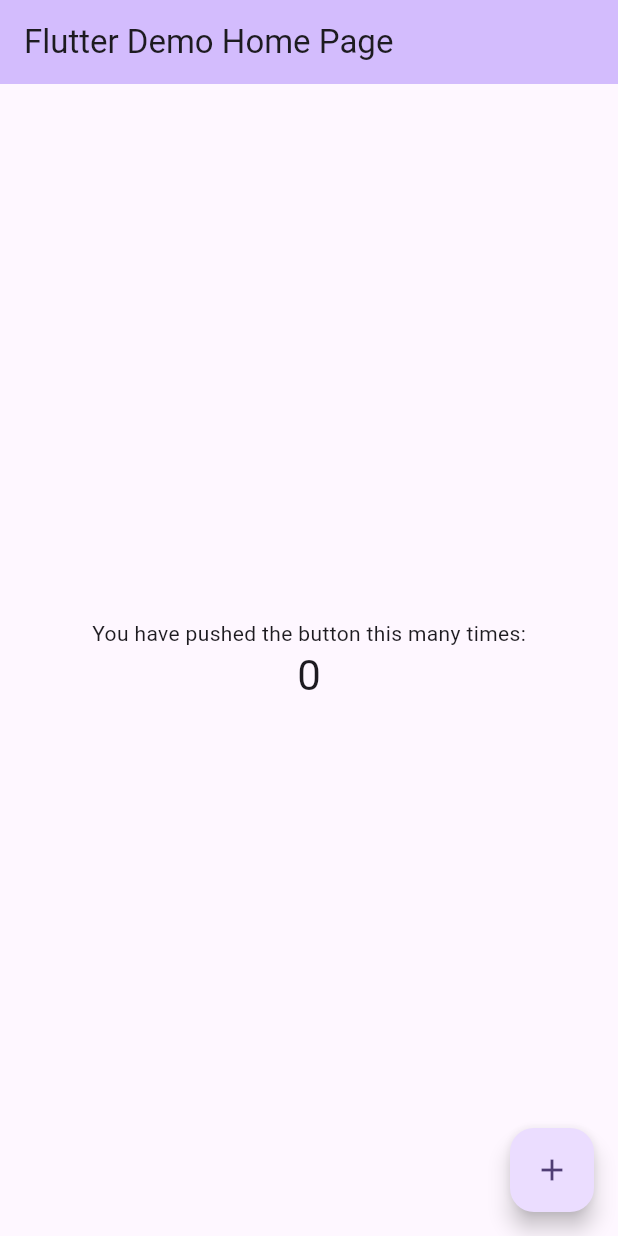
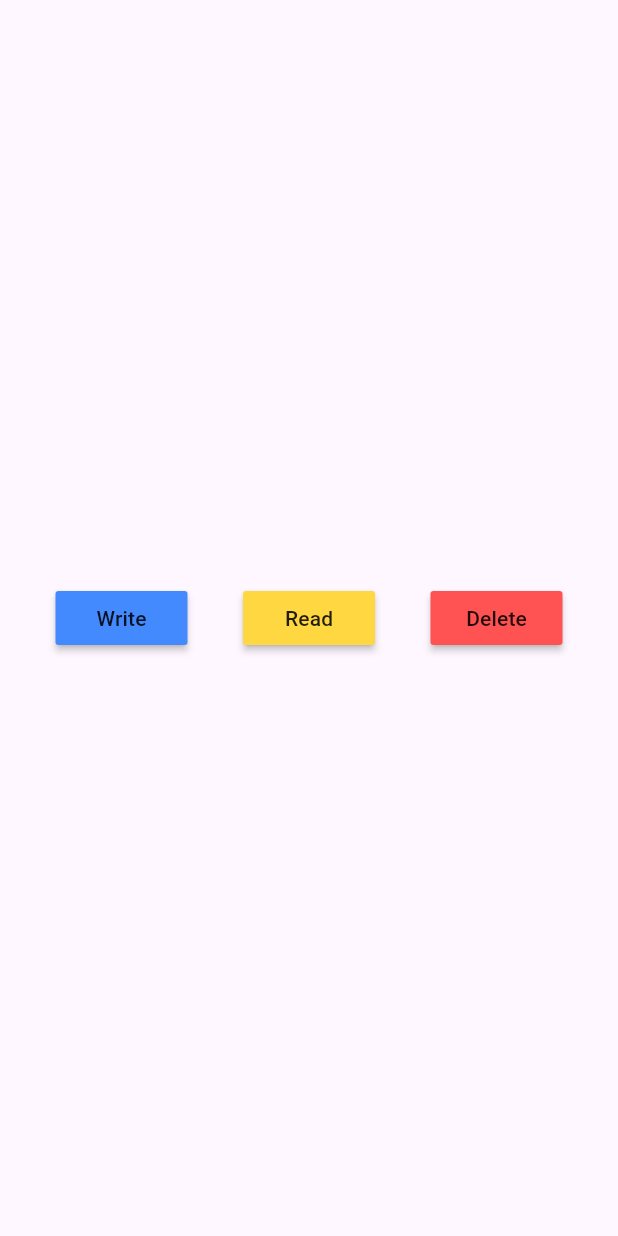
Before and after one commit to mikkeGuan/Hive_testdb, a Flutter app: the screen it shows after launch, on a phone screen of 412 x 824 dp. Run offline on Flutter 3.47's test engine with Material 3 defaults, Android fonts, the phone set to English and light mode, and no system bars; our stand-ins replace hive_flutter; accounts and stored records are empty.

Commit message:
Hive initialized and tried CRUD

```diff
--- /dev/null
+++ b/lib/home_page.dart
@@ -0,0 +1,51 @@
+import 'package:flutter/material.dart';
+import 'package:hive_flutter/hive_flutter.dart';
+
+class HomePage extends StatefulWidget {
+  const HomePage({super.key});
+
+  @override
+  State<HomePage> createState() => _HomePageState();
+}
+
+
+class _HomePageState extends State<HomePage> {
+  //reference to box
+  final _testBox = Hive.box("testbox");
+
+  //Methods
+  void writeData() {
+    _testBox.put(10, ["Ruichao", 26 , "ss"]);
+  }
+
+  void readData() {
+    print(_testBox.get(10));
+
+  }
+  void deleteData() {
+    _testBox.delete(1);
+
+  }
+  @override
+  Widget build(BuildContext context) {
+    return Scaffold(
+      body: Center(child: Row(
+        mainAxisAlignment: MainAxisAlignment.spaceEvenly,
+        children: [
+        MaterialButton(onPressed: writeData,
+        child: Text("Write"),
+          color: Colors.blueAccent,
+        ),MaterialButton(onPressed: readData,
+          child: Text("Read"),
+          color: Colors.amberAccent,
+        ),MaterialButton(onPressed: deleteData,
+          child: Text("Delete"),
+          color: Colors.redAccent,
+        ),
+
+      ],
+      ),
+      ),
+    );
+  }
+}
--- a/lib/main.dart
+++ b/lib/main.dart
@@ -1,125 +1,26 @@
 import 'package:flutter/material.dart';
+import 'package:hive_flutter/hive_flutter.dart';
+import 'home_page.dart';
 
-void main() {
+void main () async{
+
+
+  //Initializing hive db
+  await Hive.initFlutter();
+
+  //open the box
+  var box = await Hive.openBox("testbox");
   runApp(const MyApp());
 }
 
 class MyApp extends StatelessWidget {
   const MyApp({super.key});
 
-  // This widget is the root of your application.
   @override
   Widget build(BuildContext context) {
-    return MaterialApp(
-      title: 'Flutter Demo',
-      theme: ThemeData(
-        // This is the theme of your application.
-        //
-        // TRY THIS: Try running your application with "flutter run". You'll see
-        // the application has a purple toolbar. Then, without quitting the app,
-        // try changing the seedColor in the colorScheme below to Colors.green
-        // and then invoke "hot reload" (save your changes or press the "hot
-        // reload" button in a Flutter-supported IDE, or press "r" if you used
-        // the command line to start the app).
-        //
-        // Notice that the counter didn't reset back to zero; the application
-        // state is not lost during the reload. To reset the state, use hot
-        // restart instead.
-        //
-        // This works for code too, not just values: Most code changes can be
-        // tested with just a hot reload.
-        colorScheme: ColorScheme.fromSeed(seedColor: Colors.deepPurple),
-        useMaterial3: true,
-      ),
-      home: const MyHomePage(title: 'Flutter Demo Home Page'),
+    return const MaterialApp(
+      debugShowCheckedModeBanner: false,
+        home: HomePage(),
     );
   }
 }
-
-class MyHomePage extends StatefulWidget {
-  const MyHomePage({super.key, required this.title});
-
-  // This widget is the home page of your application. It is stateful, meaning
-  // that it has a State object (defined below) that contains fields that affect
-  // how it looks.
-
-  // This class is the configuration for the state. It holds the values (in this
-  // case the title) provided by the parent (in this case the App widget) and
-  // used by the build method of the State. Fields in a Widget subclass are
-  // always marked "final".
-
-  final String title;
-
-  @override
-  State<MyHomePage> createState() => _MyHomePageState();
-}
-
-class _MyHomePageState extends State<MyHomePage> {
-  int _counter = 0;
-
-  void _incrementCounter() {
-    setState(() {
-      // This call to setState tells the Flutter framework that something has
-      // changed in this State, which causes it to rerun the build method below
-      // so that the display can reflect the updated values. If we changed
-      // _counter without calling setState(), then the build method would not be
-      // called again, and so nothing would appear to happen.
-      _counter++;
-    });
-  }
-
-  @override
-  Widget build(BuildContext context) {
-    // This method is rerun every time setState is called, for instance as done
-    // by the _incrementCounter method above.
-    //
-    // The Flutter framework has been optimized to make rerunning build methods
-    // fast, so that you can just rebuild anything that needs updating rather
-    // than having to individually change instances of widgets.
-    return Scaffold(
-      appBar: AppBar(
-        // TRY THIS: Try changing the color here to a specific color (to
-        // Colors.amber, perhaps?) and trigger a hot reload to see the AppBar
-        // change color while the other colors stay the same.
-        backgroundColor: Theme.of(context).colorScheme.inversePrimary,
-        // Here we take the value from the MyHomePage object that was created by
-        // the App.build method, and use it to set our appbar title.
-        title: Text(widget.title),
-      ),
-      body: Center(
-        // Center is a layout widget. It takes a single child and positions it
-        // in the middle of the parent.
-        child: Column(
-          // Column is also a layout widget. It takes a list of children and
-          // arranges them vertically. By default, it sizes itself to fit its
-          // children horizontally, and tries to be as tall as its parent.
-          //
-          // Column has various properties to control how it sizes itself and
-          // how it positions its children. Here we use mainAxisAlignment to
-          // center the children vertically; the main axis here is the vertical
-          // axis because Columns are vertical (the cross axis would be
-          // horizontal).
-          //
-          // TRY THIS: Invoke "debug painting" (choose the "Toggle Debug Paint"
-          // action in the IDE, or press "p" in the console), to see the
-          // wireframe for each widget.
-          mainAxisAlignment: MainAxisAlignment.center,
-          children: <Widget>[
-            const Text(
-              'You have pushed the button this many times:',
-            ),
-            Text(
-              '$_counter',
-              style: Theme.of(context).textTheme.headlineMedium,
-            ),
-          ],
-        ),
-      ),
-      floatingActionButton: FloatingActionButton(
-        onPressed: _incrementCounter,
-        tooltip: 'Increment',
-        child: const Icon(Icons.add),
-      ), // This trailing comma makes auto-formatting nicer for build methods.
-    );
-  }
-}
--- a/pubspec.yaml
+++ b/pubspec.yaml
@@ -35,10 +35,14 @@ dependencies:
   # The following adds the Cupertino Icons font to your application.
   # Use with the CupertinoIcons class for iOS style icons.
   cupertino_icons: ^1.0.8
+  hive: ^2.2.3
+  hive_flutter: ^1.1.0
 
 dev_dependencies:
   flutter_test:
     sdk: flutter
+  hive_generator: ^1.1.3
+  build_runner: ^2.1.11
 
   # The "flutter_lints" package below contains a set of recommended lints to
   # encourage good coding practices. The lint set provided by the package is
```
Also changed, not shown: pubspec.lock, 1 other file.
